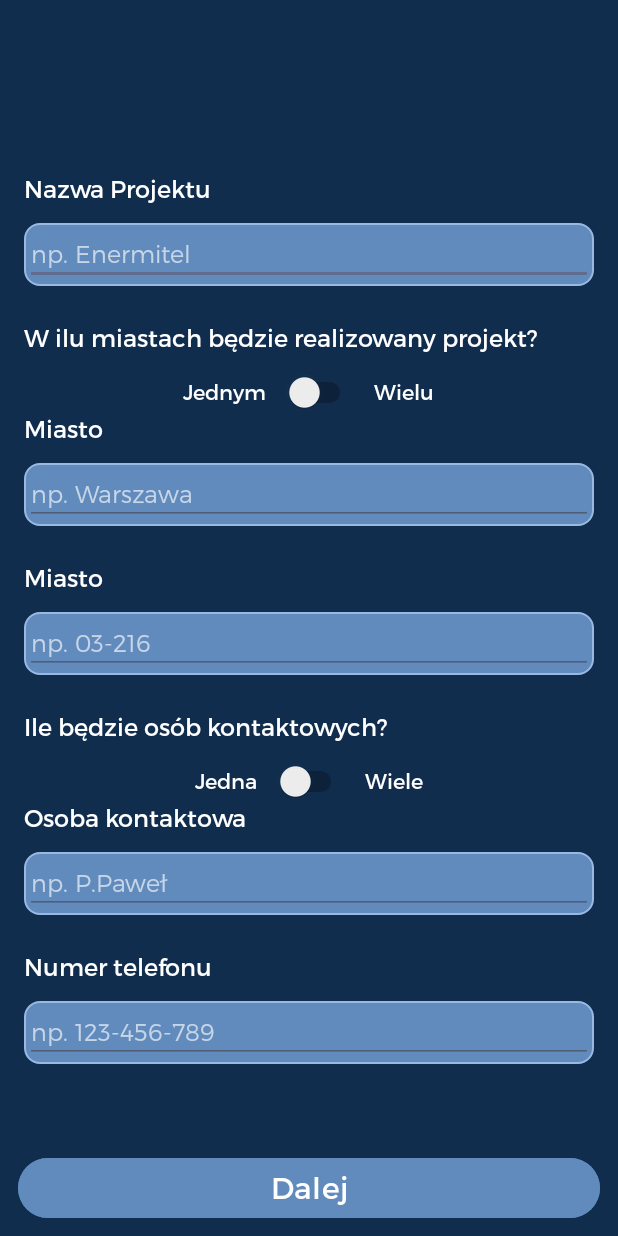
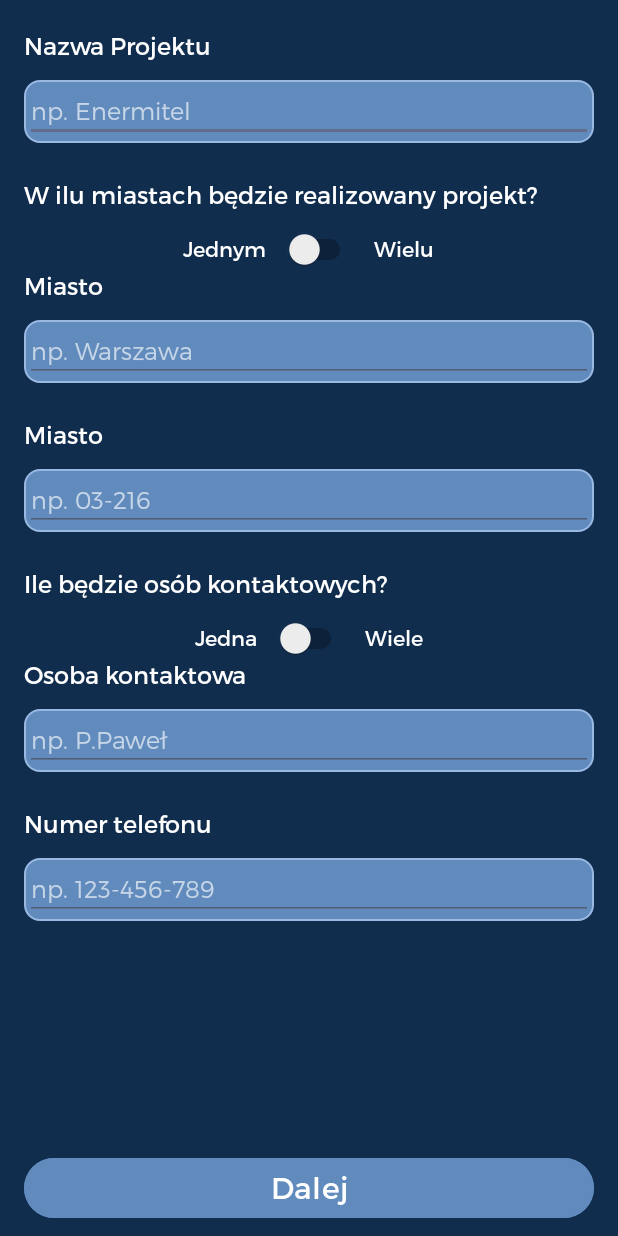
Before and after one commit to tobtor/VoltVortex, an Android app: the AddProjectWindow screen opened directly, with no data from a screen before it, on a phone screen of 412 x 824 dp. Run offline under Robolectric (Android 15) with nearby library versions, the phone set to English and light mode, and no system bars.

Commit message:
Fix AddProjectWindow activity for small screans

```diff
--- a/app/src/main/res/layout/activity_addproject_window.xml
+++ b/app/src/main/res/layout/activity_addproject_window.xml
@@ -9,15 +9,16 @@
     tools:context=".AddProjectWindow">
 
 
+  <ScrollView
+          android:layout_width="match_parent"
+          android:layout_height="0dp"
+          app:layout_constraintBottom_toTopOf="@+id/linearLayout"
+          app:layout_constraintTop_toTopOf="parent">
     <LinearLayout
             android:orientation="vertical"
             android:layout_width="match_parent"
             android:layout_height="wrap_content"
-          app:layout_constraintTop_toTopOf="parent"
-          app:layout_constraintBottom_toBottomOf="parent"
-          app:layout_constraintStart_toStartOf="parent"
             android:layout_marginStart="16dp"
-          app:layout_constraintEnd_toEndOf="parent"
             android:layout_marginEnd="16dp">
       <TextView
               android:text="Nazwa Projektu"
@@ -26,7 +27,8 @@
               android:id="@+id/textNazwaProjektu"
               android:textSize="16sp"
               android:textColor="@color/white"
-            tools:ignore="MissingConstraints"/>
+              tools:ignore="MissingConstraints"
+              android:layout_marginTop="20dp"/>
 
       <FrameLayout
               android:layout_width="match_parent"
@@ -220,7 +222,8 @@
                 android:layout_width="match_parent"
                 android:layout_height="match_parent"
                 android:background="@drawable/radius"
-              android:layout_marginTop="12dp">
+                android:layout_marginTop="12dp"
+                android:layout_marginBottom="40dp">
 
           <EditText
                   android:layout_width="match_parent"
@@ -238,21 +241,23 @@
 
 
     </LinearLayout>
+  </ScrollView>
   <LinearLayout
           android:orientation="horizontal"
           android:layout_width="match_parent"
-          android:layout_height="wrap_content" app:layout_constraintBottom_toBottomOf="parent">
+          android:layout_height="wrap_content"
+          app:layout_constraintBottom_toBottomOf="parent" android:id="@+id/linearLayout">
     <Button
             android:text="Dalej"
-            android:layout_width="wrap_content"
+            android:layout_width="match_parent"
             android:layout_height="wrap_content"
             android:backgroundTint="@color/buttonNormalColor"
             android:id="@+id/buttonEndStep1"
-            android:layout_weight="1"
             android:textSize="20sp"
+            android:layout_marginTop="8dp"
             android:layout_marginBottom="8dp"
-            android:layout_marginLeft="12dp"
-            android:layout_marginRight="12dp"/>
+            android:layout_marginLeft="16dp"
+            android:layout_marginRight="16dp"/>
   </LinearLayout>
 
 
```
Lines whose indentation alone changed are shown as unchanged.
